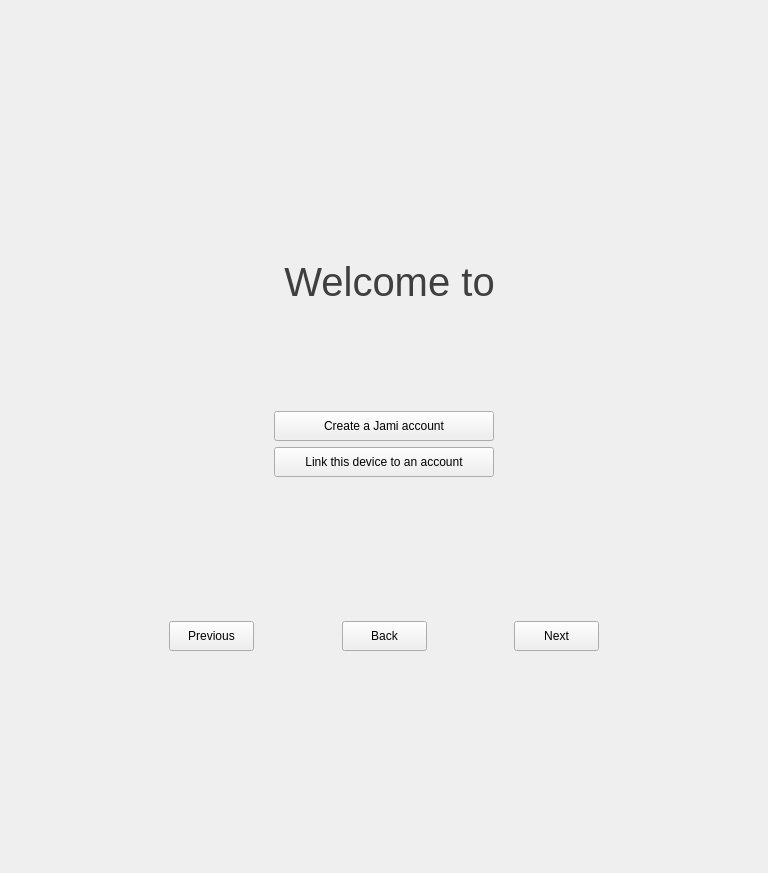
This is newwizardwidget.ui in savoirfairelinux/jami-client-windows as Qt 5 draws it before an edit. The edited form follows.
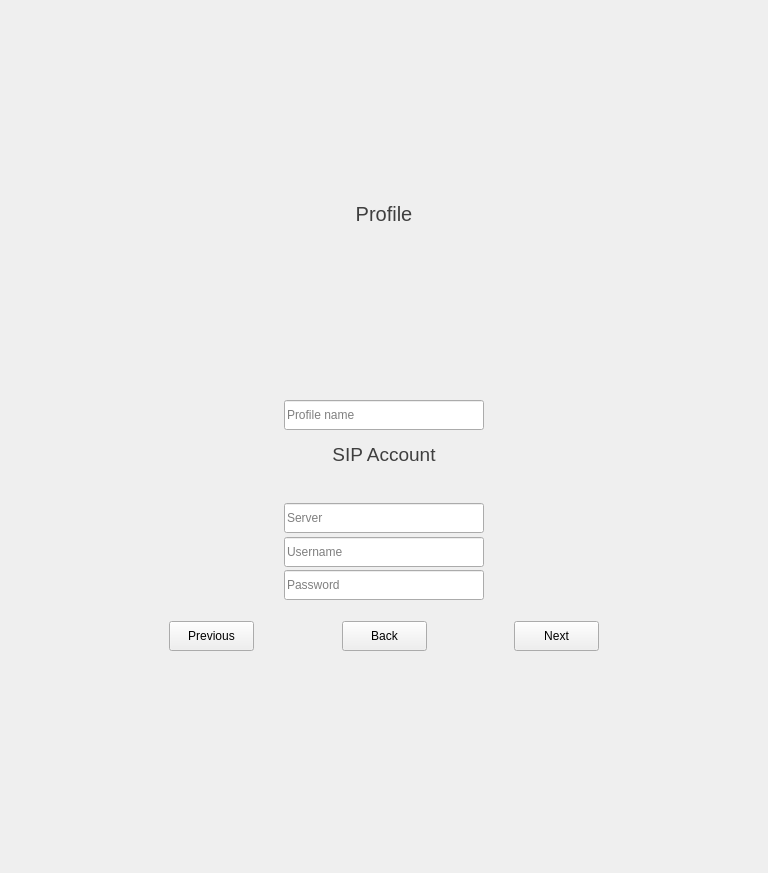
This is the edited form. The open tabs and pages were chosen to show the change. Icons and pictures are not drawn. Custom widgets are drawn as their Qt base class.

Commit message: newwizardwidget: add create SIP account Page

What changed in the file:
```diff
--- a/newwizardwidget.ui
+++ b/newwizardwidget.ui
@@ -122,8 +122,8 @@
                    </property>
                    <property name="sizeHint" stdset="0">
                     <size>
-                     <width>20</width>
-                     <height>60</height>
+                     <width>17</width>
+                     <height>57</height>
                     </size>
                    </property>
                   </spacer>
@@ -167,8 +167,8 @@
                    </property>
                    <property name="sizeHint" stdset="0">
                     <size>
-                     <width>20</width>
-                     <height>20</height>
+                     <width>17</width>
+                     <height>14</height>
                     </size>
                    </property>
                   </spacer>
@@ -193,8 +193,8 @@
                    </property>
                    <property name="sizeHint" stdset="0">
                     <size>
-                     <width>10</width>
-                     <height>60</height>
+                     <width>13</width>
+                     <height>57</height>
                     </size>
                    </property>
                   </spacer>
@@ -285,8 +285,8 @@
                    </property>
                    <property name="sizeHint" stdset="0">
                     <size>
-                     <width>20</width>
-                     <height>40</height>
+                     <width>17</width>
+                     <height>65</height>
                     </size>
                    </property>
                   </spacer>
@@ -1416,6 +1416,642 @@
                  </item>
                 </layout>
                </widget>
+               <widget class="QWidget" name="createRingSIPAccountPage">
+                <layout class="QVBoxLayout" name="verticalLayout_8">
+                 <property name="spacing">
+                  <number>0</number>
+                 </property>
+                 <property name="leftMargin">
+                  <number>0</number>
+                 </property>
+                 <property name="topMargin">
+                  <number>0</number>
+                 </property>
+                 <property name="rightMargin">
+                  <number>0</number>
+                 </property>
+                 <property name="bottomMargin">
+                  <number>0</number>
+                 </property>
+                 <item>
+                  <widget class="QWidget" name="SIPprofileSectionOuterWidget" native="true">
+                   <property name="sizePolicy">
+                    <sizepolicy hsizetype="Preferred" vsizetype="MinimumExpanding">
+                     <horstretch>0</horstretch>
+                     <verstretch>0</verstretch>
+                    </sizepolicy>
+                   </property>
+                   <property name="minimumSize">
+                    <size>
+                     <width>0</width>
+                     <height>0</height>
+                    </size>
+                   </property>
+                   <property name="maximumSize">
+                    <size>
+                     <width>16777215</width>
+                     <height>16777215</height>
+                    </size>
+                   </property>
+                   <layout class="QVBoxLayout" name="SIPprofileLayout">
+                    <property name="spacing">
+                     <number>0</number>
+                    </property>
+                    <property name="leftMargin">
+                     <number>0</number>
+                    </property>
+                    <property name="topMargin">
+                     <number>0</number>
+                    </property>
+                    <property name="rightMargin">
+                     <number>0</number>
+                    </property>
+                    <property name="bottomMargin">
+                     <number>0</number>
+                    </property>
+                    <item>
+                     <widget class="QLabel" name="SIPprofileSectionLabel">
+                      <property name="sizePolicy">
+                       <sizepolicy hsizetype="Preferred" vsizetype="MinimumExpanding">
+                        <horstretch>0</horstretch>
+                        <verstretch>0</verstretch>
+                       </sizepolicy>
+                      </property>
+                      <property name="font">
+                       <font>
+                        <pointsize>15</pointsize>
+                       </font>
+                      </property>
+                      <property name="styleSheet">
+                       <string notr="true">color: rgb(63, 63, 63)</string>
+                      </property>
+                      <property name="text">
+                       <string>Profile</string>
+                      </property>
+                      <property name="alignment">
+                       <set>Qt::AlignCenter</set>
+                      </property>
+                     </widget>
+                    </item>
+                    <item>
+                     <widget class="QWidget" name="SIPprofileSectionInnerWidget" native="true">
+                      <property name="styleSheet">
+                       <string notr="true"/>
+                      </property>
+                      <layout class="QVBoxLayout" name="SIPverticalLayout">
+                       <property name="spacing">
+                        <number>0</number>
+                       </property>
+                       <property name="leftMargin">
+                        <number>0</number>
+                       </property>
+                       <property name="topMargin">
+                        <number>0</number>
+                       </property>
+                       <property name="rightMargin">
+                        <number>0</number>
+                       </property>
+                       <property name="bottomMargin">
+                        <number>0</number>
+                       </property>
+                       <item>
+                        <widget class="QWidget" name="SIPgridWidget" native="true">
+                         <layout class="QVBoxLayout" name="verticalLayout_9">
+                          <property name="spacing">
+                           <number>3</number>
+                          </property>
+                          <property name="leftMargin">
+                           <number>0</number>
+                          </property>
+                          <property name="topMargin">
+                           <number>0</number>
+                          </property>
+                          <property name="rightMargin">
+                           <number>0</number>
+                          </property>
+                          <property name="bottomMargin">
+                           <number>0</number>
+                          </property>
+                          <item>
+                           <layout class="QHBoxLayout" name="horizontalLayout_12">
+                            <property name="topMargin">
+                             <number>0</number>
+                            </property>
+                            <item>
+                             <widget class="PhotoboothWidget" name="setSIPAvatarWidget" native="true">
+                              <property name="sizePolicy">
+                               <sizepolicy hsizetype="Fixed" vsizetype="Fixed">
+                                <horstretch>0</horstretch>
+                                <verstretch>0</verstretch>
+                               </sizepolicy>
+                              </property>
+                              <property name="minimumSize">
+                               <size>
+                                <width>160</width>
+                                <height>160</height>
+                               </size>
+                              </property>
+                              <property name="styleSheet">
+                               <string notr="true"/>
+                              </property>
+                             </widget>
+                            </item>
+                           </layout>
+                          </item>
+                          <item>
+                           <spacer name="verticalSpacer_16">
+                            <property name="orientation">
+                             <enum>Qt::Vertical</enum>
+                            </property>
+                            <property name="sizeType">
+                             <enum>QSizePolicy::Fixed</enum>
+                            </property>
+                            <property name="sizeHint" stdset="0">
+                             <size>
+                              <width>20</width>
+                              <height>3</height>
+                             </size>
+                            </property>
+                           </spacer>
+                          </item>
+                         </layout>
+                        </widget>
+                       </item>
+                      </layout>
+                     </widget>
+                    </item>
+                   </layout>
+                  </widget>
+                 </item>
+                 <item>
+                  <widget class="QWidget" name="SIPaccountSectionOuterWidget" native="true">
+                   <layout class="QVBoxLayout" name="verticalLayout_12">
+                    <property name="spacing">
+                     <number>3</number>
+                    </property>
+                    <property name="leftMargin">
+                     <number>0</number>
+                    </property>
+                    <property name="topMargin">
+                     <number>0</number>
+                    </property>
+                    <property name="rightMargin">
+                     <number>0</number>
+                    </property>
+                    <property name="bottomMargin">
+                     <number>0</number>
+                    </property>
+                    <item>
+                     <widget class="QWidget" name="SIPfullNameWidget" native="true">
+                      <property name="minimumSize">
+                       <size>
+                        <width>0</width>
+                        <height>30</height>
+                       </size>
+                      </property>
+                      <property name="maximumSize">
+                       <size>
+                        <width>16777215</width>
+                        <height>16777215</height>
+                       </size>
+                      </property>
+                      <layout class="QHBoxLayout" name="horizontalLayout_13">
+                       <property name="spacing">
+                        <number>0</number>
+                       </property>
+                       <property name="leftMargin">
+                        <number>0</number>
+                       </property>
+                       <property name="topMargin">
+                        <number>0</number>
+                       </property>
+                       <property name="rightMargin">
+                        <number>0</number>
+                       </property>
+                       <property name="bottomMargin">
+                        <number>0</number>
+                       </property>
+                       <item>
+                        <spacer name="horizontalSpacer_17">
+                         <property name="orientation">
+                          <enum>Qt::Horizontal</enum>
+                         </property>
+                         <property name="sizeHint" stdset="0">
+                          <size>
+                           <width>40</width>
+                           <height>20</height>
+                          </size>
+                         </property>
+                        </spacer>
+                       </item>
+                       <item>
+                        <widget class="QLineEdit" name="SIPfullNameEdit">
+                         <property name="minimumSize">
+                          <size>
+                           <width>200</width>
+                           <height>30</height>
+                          </size>
+                         </property>
+                         <property name="maximumSize">
+                          <size>
+                           <width>200</width>
+                           <height>16777215</height>
+                          </size>
+                         </property>
+                         <property name="font">
+                          <font>
+                           <pointsize>9</pointsize>
+                          </font>
+                         </property>
+                         <property name="toolTip">
+                          <string/>
+                         </property>
+                         <property name="placeholderText">
+                          <string>Profile name</string>
+                         </property>
+                        </widget>
+                       </item>
+                       <item>
+                        <spacer name="horizontalSpacer_18">
+                         <property name="orientation">
+                          <enum>Qt::Horizontal</enum>
+                         </property>
+                         <property name="sizeHint" stdset="0">
+                          <size>
+                           <width>40</width>
+                           <height>20</height>
+                          </size>
+                         </property>
+                        </spacer>
+                       </item>
+                      </layout>
+                     </widget>
+                    </item>
+                    <item>
+                     <spacer name="verticalSpacer_17">
+                      <property name="orientation">
+                       <enum>Qt::Vertical</enum>
+                      </property>
+                      <property name="sizeType">
+                       <enum>QSizePolicy::Fixed</enum>
+                      </property>
+                      <property name="sizeHint" stdset="0">
+                       <size>
+                        <width>20</width>
+                        <height>10</height>
+                       </size>
+                      </property>
+                     </spacer>
+                    </item>
+                    <item>
+                     <widget class="QLabel" name="SIPaccountSectionLabel">
+                      <property name="font">
+                       <font>
+                        <pointsize>14</pointsize>
+                       </font>
+                      </property>
+                      <property name="styleSheet">
+                       <string notr="true">color: rgb(63, 63, 63)</string>
+                      </property>
+                      <property name="text">
+                       <string>SIP Account</string>
+                      </property>
+                      <property name="alignment">
+                       <set>Qt::AlignCenter</set>
+                      </property>
+                     </widget>
+                    </item>
+                    <item>
+                     <widget class="QWidget" name="SIPaccountSectionInnerWidget" native="true">
+                      <property name="styleSheet">
+                       <string notr="true"/>
+                      </property>
+                      <layout class="QVBoxLayout" name="verticalLayout_13">
+                       <property name="topMargin">
+                        <number>0</number>
+                       </property>
+                       <item>
+                        <layout class="QGridLayout" name="gridLayout_8">
+                         <property name="topMargin">
+                          <number>0</number>
+                         </property>
+                         <item row="0" column="0">
+                          <widget class="QWidget" name="SIPverticalWidget1" native="true">
+                           <property name="sizePolicy">
+                            <sizepolicy hsizetype="Fixed" vsizetype="MinimumExpanding">
+                             <horstretch>0</horstretch>
+                             <verstretch>0</verstretch>
+                            </sizepolicy>
+                           </property>
+                           <layout class="QVBoxLayout" name="verticalLayout_14">
+                            <property name="spacing">
+                             <number>2</number>
+                            </property>
+                            <property name="leftMargin">
+                             <number>0</number>
+                            </property>
+                            <property name="topMargin">
+                             <number>0</number>
+                            </property>
+                            <property name="rightMargin">
+                             <number>0</number>
+                            </property>
+                            <property name="bottomMargin">
+                             <number>0</number>
+                            </property>
+                            <item>
+                             <widget class="QWidget" name="SIPsignUpWidget" native="true">
+                              <property name="sizePolicy">
+                               <sizepolicy hsizetype="Preferred" vsizetype="MinimumExpanding">
+                                <horstretch>0</horstretch>
+                                <verstretch>0</verstretch>
+                               </sizepolicy>
+                              </property>
+                              <property name="minimumSize">
+                               <size>
+                                <width>0</width>
+                                <height>30</height>
+                               </size>
+                              </property>
+                              <property name="maximumSize">
+                               <size>
+                                <width>16777215</width>
+                                <height>16777215</height>
+                               </size>
+                              </property>
+                              <layout class="QHBoxLayout" name="horizontalLayout_15">
+                               <property name="spacing">
+                                <number>0</number>
+                               </property>
+                               <property name="leftMargin">
+                                <number>0</number>
+                               </property>
+                               <property name="topMargin">
+                                <number>0</number>
+                               </property>
+                               <property name="rightMargin">
+                                <number>0</number>
+                               </property>
+                               <property name="bottomMargin">
+                                <number>0</number>
+                               </property>
+                               <item>
+                                <spacer name="horizontalSpacer_21">
+                                 <property name="orientation">
+                                  <enum>Qt::Horizontal</enum>
+                                 </property>
+                                 <property name="sizeHint" stdset="0">
+                                  <size>
+                                   <width>40</width>
+                                   <height>20</height>
+                                  </size>
+                                 </property>
+                                </spacer>
+                               </item>
+                              </layout>
+                             </widget>
+                            </item>
+                            <item>
+                             <widget class="QWidget" name="SIPusernameWidget" native="true">
+                              <property name="sizePolicy">
+                               <sizepolicy hsizetype="Preferred" vsizetype="MinimumExpanding">
+                                <horstretch>0</horstretch>
+                                <verstretch>0</verstretch>
+                               </sizepolicy>
+                              </property>
+                              <property name="minimumSize">
+                               <size>
+                                <width>0</width>
+                                <height>30</height>
+                               </size>
+                              </property>
+                              <property name="maximumSize">
+                               <size>
+                                <width>16777215</width>
+                                <height>16777215</height>
+                               </size>
+                              </property>
+                              <layout class="QHBoxLayout" name="SIPusernameLayout">
+                               <property name="spacing">
+                                <number>0</number>
+                               </property>
+                               <property name="leftMargin">
+                                <number>0</number>
+                               </property>
+                               <property name="topMargin">
+                                <number>0</number>
+                               </property>
+                               <property name="rightMargin">
+                                <number>0</number>
+                               </property>
+                               <property name="bottomMargin">
+                                <number>0</number>
+                               </property>
+                               <item>
+                                <widget class="QLineEdit" name="SIPservernameEdit">
+                                 <property name="minimumSize">
+                                  <size>
+                                   <width>200</width>
+                                   <height>30</height>
+                                  </size>
+                                 </property>
+                                 <property name="maximumSize">
+                                  <size>
+                                   <width>200</width>
+                                   <height>16777215</height>
+                                  </size>
+                                 </property>
+                                 <property name="font">
+                                  <font>
+                                   <pointsize>9</pointsize>
+                                  </font>
+                                 </property>
+                                 <property name="toolTip">
+                                  <string>SIP Server edit</string>
+                                 </property>
+                                 <property name="accessibleName">
+                                  <string/>
+                                 </property>
+                                 <property name="placeholderText">
+                                  <string>Server</string>
+                                 </property>
+                                 <property name="clearButtonEnabled">
+                                  <bool>true</bool>
+                                 </property>
+                                </widget>
+                               </item>
+                              </layout>
+                             </widget>
+                            </item>
+                            <item>
+                             <widget class="QWidget" name="SIPpassWidget" native="true">
+                              <property name="sizePolicy">
+                               <sizepolicy hsizetype="Preferred" vsizetype="MinimumExpanding">
+                                <horstretch>0</horstretch>
+                                <verstretch>0</verstretch>
+                               </sizepolicy>
+                              </property>
+                              <property name="minimumSize">
+                               <size>
+                                <width>0</width>
+                                <height>30</height>
+                               </size>
+                              </property>
+                              <property name="maximumSize">
+                               <size>
+                                <width>16777215</width>
+                                <height>16777215</height>
+                               </size>
+                              </property>
+                              <layout class="QHBoxLayout" name="SIPpassLayout">
+                               <property name="spacing">
+                                <number>0</number>
+                               </property>
+                               <property name="leftMargin">
+                                <number>0</number>
+                               </property>
+                               <property name="topMargin">
+                                <number>0</number>
+                               </property>
+                               <property name="rightMargin">
+                                <number>0</number>
+                               </property>
+                               <property name="bottomMargin">
+                                <number>0</number>
+                               </property>
+                               <item>
+                                <widget class="QLineEdit" name="SIPusernameEdit">
+                                 <property name="minimumSize">
+                                  <size>
+                                   <width>200</width>
+                                   <height>30</height>
+                                  </size>
+                                 </property>
+                                 <property name="maximumSize">
+                                  <size>
+                                   <width>200</width>
+                                   <height>16777215</height>
+                                  </size>
+                                 </property>
+                                 <property name="font">
+                                  <font>
+                                   <pointsize>9</pointsize>
+                                  </font>
+                                 </property>
+                                 <property name="toolTip">
+                                  <string>SIP username input</string>
+                                 </property>
+                                 <property name="accessibleName">
+                                  <string/>
+                                 </property>
+                                 <property name="accessibleDescription">
+                                  <string>SIP Password text entry</string>
+                                 </property>
+                                 <property name="echoMode">
+                                  <enum>QLineEdit::Normal</enum>
+                                 </property>
+                                 <property name="placeholderText">
+                                  <string>Username</string>
+                                 </property>
+                                 <property name="clearButtonEnabled">
+                                  <bool>false</bool>
+                                 </property>
+                                </widget>
+                               </item>
+                              </layout>
+                             </widget>
+                            </item>
+                            <item>
+                             <widget class="QWidget" name="SIPconfPassWidget" native="true">
+                              <property name="sizePolicy">
+                               <sizepolicy hsizetype="Preferred" vsizetype="MinimumExpanding">
+                                <horstretch>0</horstretch>
+                                <verstretch>0</verstretch>
+                               </sizepolicy>
+                              </property>
+                              <property name="minimumSize">
+                               <size>
+                                <width>0</width>
+                                <height>30</height>
+                               </size>
+                              </property>
+                              <property name="maximumSize">
+                               <size>
+                                <width>16777215</width>
+                                <height>16777215</height>
+                               </size>
+                              </property>
+                              <layout class="QHBoxLayout" name="SIPconfirmPassLabel">
+                               <property name="spacing">
+                                <number>0</number>
+                               </property>
+                               <property name="leftMargin">
+                                <number>0</number>
+                               </property>
+                               <property name="topMargin">
+                                <number>0</number>
+                               </property>
+                               <property name="rightMargin">
+                                <number>0</number>
+                               </property>
+                               <property name="bottomMargin">
+                                <number>0</number>
+                               </property>
+                               <item>
+                                <widget class="QLineEdit" name="SIPpasswordEdit">
+                                 <property name="minimumSize">
+                                  <size>
+                                   <width>200</width>
+                                   <height>30</height>
+                                  </size>
+                                 </property>
+                                 <property name="maximumSize">
+                                  <size>
+                                   <width>200</width>
+                                   <height>16777215</height>
+                                  </size>
+                                 </property>
+                                 <property name="font">
+                                  <font>
+                                   <pointsize>9</pointsize>
+                                  </font>
+                                 </property>
+                                 <property name="toolTip">
+                                  <string>SIP Password text input</string>
+                                 </property>
+                                 <property name="accessibleName">
+                                  <string/>
+                                 </property>
+                                 <property name="accessibleDescription">
+                                  <string>SIP Password text input</string>
+                                 </property>
+                                 <property name="echoMode">
+                                  <enum>QLineEdit::Password</enum>
+                                 </property>
+                                 <property name="placeholderText">
+                                  <string>Password</string>
+                                 </property>
+                                 <property name="clearButtonEnabled">
+                                  <bool>false</bool>
+                                 </property>
+                                </widget>
+                               </item>
+                              </layout>
+                             </widget>
+                            </item>
+                           </layout>
+                          </widget>
+                         </item>
+                        </layout>
+                       </item>
+                      </layout>
+                     </widget>
+                    </item>
+                   </layout>
+                  </widget>
+                 </item>
+                </layout>
+               </widget>
                <widget class="QWidget" name="spinnerPage">
                 <layout class="QVBoxLayout" name="verticalLayout_4">
                  <item>
```
Left out of the diff: 52 changed lines with no effect on the pictures. The commit also changes 3 other files.
